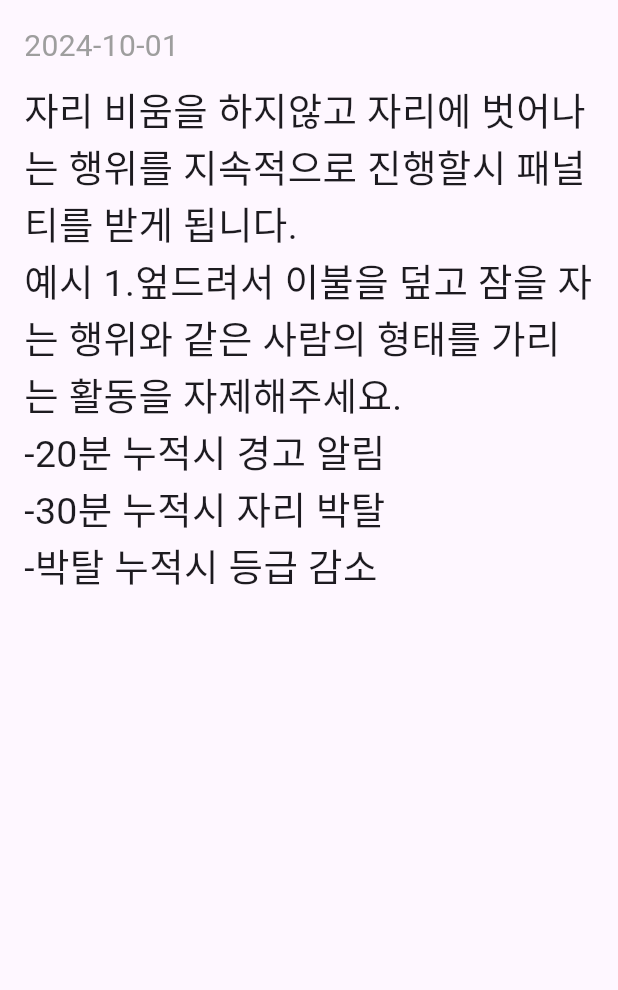
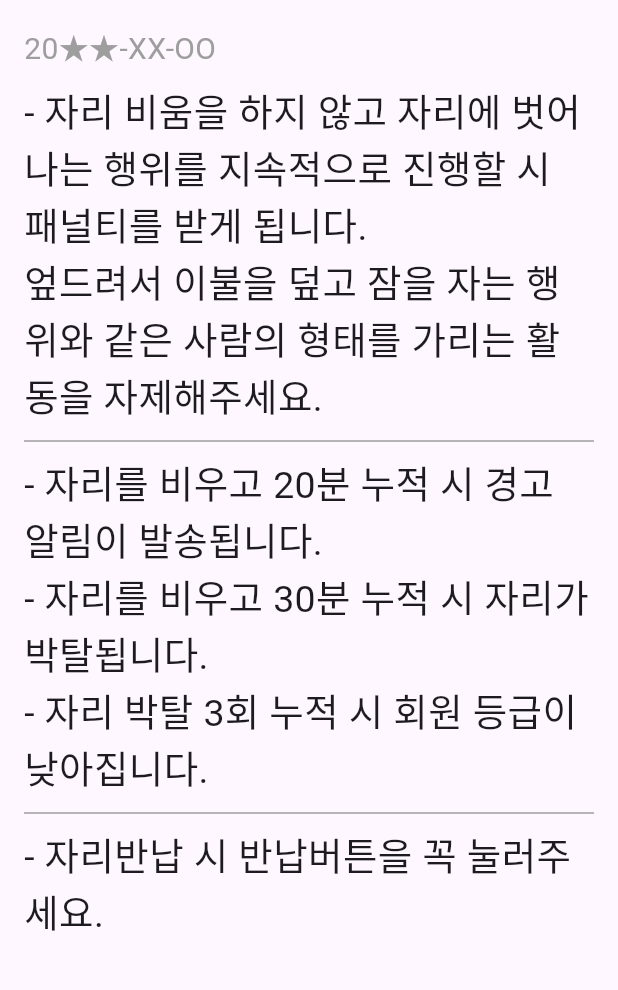
Before and after one commit to min429/space, a Flutter app: the NoticeDetailPage screen opened directly, on a phone screen of 412 x 824 dp, the part 84-1074 px from its top. Run offline on Flutter 3.47's test engine with Material 3 defaults, Android fonts, the phone set to English and light mode, and no system bars; our stand-ins replace firebase_core, firebase_messaging, fl_chart, flutter_animate, flutter_local_notifications, font_awesome_flutter and 2 more; missing offline and left inert: dart:ffi, flutterflow_ui, styled_divider; accounts and stored records are empty; network calls fail; Roboto replaces fonts that are missing (Readex Pro); statements that could not run were skipped.

Commit message:
[추가] 공지사항 멘트

```diff
--- a/odlm_app/lib/main.dart
+++ b/odlm_app/lib/main.dart
@@ -859,8 +859,10 @@ class _MainWidgetState extends State<MainWidget> with TickerProviderStateMixin {
                             builder: (context) => NoticeDetailPage(
                               notice: const {
                                 'title': '공지사항', // 공지사항 제목을 여기에 전달
-                                'date': '2024-10-01', // 공지사항 날짜를 여기에 전달
-                                'content': '자리 비움을 하지않고 자리에 벗어나는 행위를 지속적으로 진행할시 패널티를 받게 됩니다.\n예시 1.엎드려서 이불을 덮고 잠을 자는 행위와 같은 사람의 형태를 가리는 활동을 자제해주세요.\n-20분 누적시 경고 알림\n-30분 누적시 자리 박탈\n-박탈 누적시 등급 감소 ' // 공지사항 내용을 여기에 전달
+                                'date': '20★★-XX-OO', // 공지사항 날짜를 여기에 전달
+                                'content1': '- 자리 비움을 하지 않고 자리에 벗어나는 행위를 지속적으로 진행할 시 패널티를 받게 됩니다.\n엎드려서 이불을 덮고 잠을 자는 행위와 같은 사람의 형태를 가리는 활동을 자제해주세요.',
+                                'content2': '- 자리를 비우고 20분 누적 시 경고 알림이 발송됩니다.\n- 자리를 비우고 30분 누적 시 자리가 박탈됩니다.\n- 자리 박탈 3회 누적 시 회원 등급이 낮아집니다.',
+                                'content3': '- 자리반납 시 반납버튼을 꼭 눌러주세요.'
                               },
                             ),
                           ),
--- a/odlm_app/lib/notice.dart
+++ b/odlm_app/lib/notice.dart
@@ -15,17 +15,23 @@ class NoticePage extends StatelessWidget {
     {
       'title': '공지사항 1',
       'date': '2024-10-01',
-      'content': '자리비움을 하지않고 자리에 벗어나는 행위를 지속적으로 할 경우 패널티를 받을 수 있습니다.'
+      'content1': '자리비움을 하지않고 자리에 벗어나는 행위를 지속적으로 할 경우 패널티를 받을 수 있습니다.',
+      'content2': '자리비움을 하지않고 자리에 벗어나는 행위를 지속적으로 할 경우 패널티를 받을 수 있습니다.',
+      'content3': '자리비움을 하지않고 자리에 벗어나는 행위를 지속적으로 할 경우 패널티를 받을 수 있습니다.'
     },
     {
       'title': '공지사항 2',
       'date': '2024-09-25',
-      'content': '정기 점검으로 인해 서비스가 일시 중단됩니다. 양해 부탁드립니다.'
+      'content1': '자리비움을 하지않고 자리에 벗어나는 행위를 지속적으로 할 경우 패널티를 받을 수 있습니다.',
+      'content2': '자리비움을 하지않고 자리에 벗어나는 행위를 지속적으로 할 경우 패널티를 받을 수 있습니다.',
+      'content3': '자리비움을 하지않고 자리에 벗어나는 행위를 지속적으로 할 경우 패널티를 받을 수 있습니다.'
     },
     {
       'title': '공지사항 3',
       'date': '2024-09-15',
-      'content': '새로운 기능이 추가되었습니다. 업데이트를 확인해 주세요.'
+      'content1': '자리비움을 하지않고 자리에 벗어나는 행위를 지속적으로 할 경우 패널티를 받을 수 있습니다.',
+      'content2': '자리비움을 하지않고 자리에 벗어나는 행위를 지속적으로 할 경우 패널티를 받을 수 있습니다.',
+      'content3': '자리비움을 하지않고 자리에 벗어나는 행위를 지속적으로 할 경우 패널티를 받을 수 있습니다.'
     },
   ];
 
@@ -115,7 +121,25 @@ class NoticeDetailPage extends StatelessWidget {
             ),
             SizedBox(height: 10),
             Text(
-              notice['content']!,
+              notice['content1']!,
+              style: TextStyle(fontSize: 25),
+            ),
+            Divider(
+              color: Colors.grey,  // 회색 줄
+              thickness: 1,        // 줄 두께
+              height: 20,          // 줄 위아래 간격
+            ),
+            Text(
+              notice['content2']!,
+              style: TextStyle(fontSize: 25),
+            ),
+            Divider(
+              color: Colors.grey,  // 회색 줄
+              thickness: 1,        // 줄 두께
+              height: 20,          // 줄 위아래 간격
+            ),
+            Text(
+              notice['content3']!,
               style: TextStyle(fontSize: 25),
             ),
           ],
```
